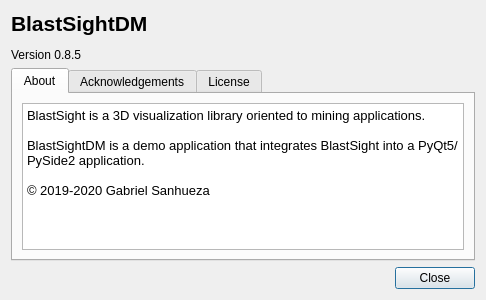
First picture: the form in blastsight/view/gui/UI/aboutdialog.ui, repository gsanhueza/BlastSight, before the edit.
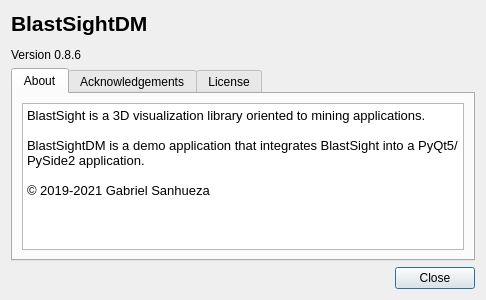
Second picture: the form after the edit. Icons and pictures are not drawn.

```diff
--- a/blastsight/view/gui/UI/aboutdialog.ui
+++ b/blastsight/view/gui/UI/aboutdialog.ui
@@ -30,7 +30,7 @@
         </sizepolicy>
        </property>
        <property name="text">
-        <string>&lt;html&gt;&lt;head/&gt;&lt;body&gt;&lt;p&gt;&lt;span style=&quot; font-size:16pt; font-weight:600;&quot;&gt;BlastSightDM&lt;/span&gt;&lt;/p&gt;&lt;p&gt;Version 0.8.5&lt;/p&gt;&lt;/body&gt;&lt;/html&gt;</string>
+        <string>&lt;html&gt;&lt;head/&gt;&lt;body&gt;&lt;p&gt;&lt;span style=&quot; font-size:16pt; font-weight:600;&quot;&gt;BlastSightDM&lt;/span&gt;&lt;/p&gt;&lt;p&gt;Version 0.8.6&lt;/p&gt;&lt;/body&gt;&lt;/html&gt;</string>
        </property>
       </widget>
      </item>
@@ -57,7 +57,7 @@
 &lt;p style=&quot;-qt-paragraph-type:empty; margin-top:0px; margin-bottom:0px; margin-left:0px; margin-right:0px; -qt-block-indent:0; text-indent:0px;&quot;&gt;&lt;br /&gt;&lt;/p&gt;
 &lt;p style=&quot; margin-top:0px; margin-bottom:0px; margin-left:0px; margin-right:0px; -qt-block-indent:0; text-indent:0px;&quot;&gt;BlastSightDM is a demo application that integrates BlastSight into a PyQt5/PySide2 application.&lt;/p&gt;
 &lt;p style=&quot;-qt-paragraph-type:empty; margin-top:0px; margin-bottom:0px; margin-left:0px; margin-right:0px; -qt-block-indent:0; text-indent:0px; font-family:'Cantarell';&quot;&gt;&lt;br /&gt;&lt;/p&gt;
-&lt;p style=&quot; margin-top:0px; margin-bottom:0px; margin-left:0px; margin-right:0px; -qt-block-indent:0; text-indent:0px;&quot;&gt;&lt;span style=&quot; font-family:'Cantarell';&quot;&gt;© 2019-2020 Gabriel Sanhueza&lt;/span&gt;&lt;/p&gt;&lt;/body&gt;&lt;/html&gt;</string>
+&lt;p style=&quot; margin-top:0px; margin-bottom:0px; margin-left:0px; margin-right:0px; -qt-block-indent:0; text-indent:0px;&quot;&gt;&lt;span style=&quot; font-family:'Cantarell';&quot;&gt;© 2019-2021 Gabriel Sanhueza&lt;/span&gt;&lt;/p&gt;&lt;/body&gt;&lt;/html&gt;</string>
          </property>
         </widget>
        </item>
```
